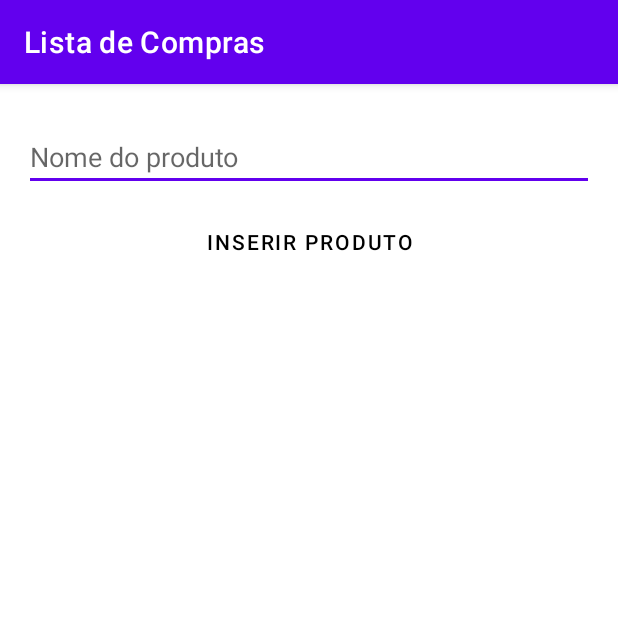
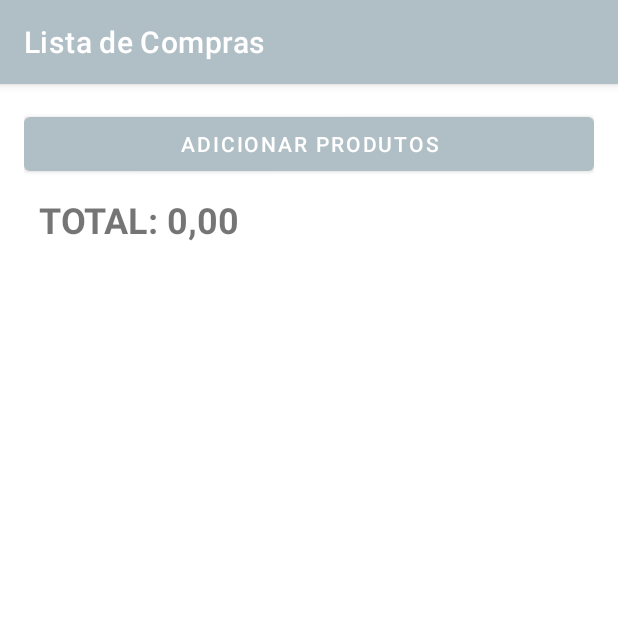
Before and after one commit to ViniBza/EstudosAndroid, an Android app: the screen it shows after launch (MainActivity), on a phone screen of 412 x 824 dp, the top half of it. Run offline under Robolectric (Android 15) with nearby library versions, the phone set to English and light mode, and no system bars.

Commit message:
Atualizando o App Lista de compras

```diff
--- a/Projetos/Livro Kotlin/ListadeCompras/app/src/main/AndroidManifest.xml
+++ b/Projetos/Livro Kotlin/ListadeCompras/app/src/main/AndroidManifest.xml
@@ -9,6 +9,11 @@
         android:roundIcon="@mipmap/ic_launcher_round"
         android:supportsRtl="true"
         android:theme="@style/Theme.ListaDeCompras">
+        <activity android:name=".CadastroActivity">
+            <meta-data
+                android:name="android.support.PARENT_ACTIVITY"
+                android:value=".MainActivity"/>
+        </activity>
         <activity android:name=".MainActivity">
             <intent-filter>
                 <action android:name="android.intent.action.MAIN" />
--- a/Projetos/Livro Kotlin/ListadeCompras/app/src/main/java/livrokotlin/com/listadecompras/MainActivity.kt
+++ b/Projetos/Livro Kotlin/ListadeCompras/app/src/main/java/livrokotlin/com/listadecompras/MainActivity.kt
@@ -1,5 +1,6 @@
 package livrokotlin.com.listadecompras
 
+import android.content.Intent
 import androidx.appcompat.app.AppCompatActivity
 import android.os.Bundle
 import android.view.View
@@ -25,18 +26,14 @@ class MainActivity : AppCompatActivity() {
             true
         }
 
+       add_produtos.setOnClickListener {
+           val intent = Intent(this, CadastroActivity::class.java)
+           startActivity(intent)
 
-        //Inserir produto na lista
-        btn_inserir.setOnClickListener {
-            val produto = edt_produto.text.toString()
-            edt_produto.text.clear()
+       }
 
-            if (produto.isNotEmpty()){
-                produtosAdapter.add( produto )
-            }else {
-                edt_produto.error = "Por favor, digite o produto."
-            }
-        }
+
+
 
        }
 }
--- a/Projetos/Livro Kotlin/ListadeCompras/app/src/main/res/layout/activity_main.xml
+++ b/Projetos/Livro Kotlin/ListadeCompras/app/src/main/res/layout/activity_main.xml
@@ -8,28 +8,30 @@
     android:orientation="vertical"
     android:padding="16dp">
 
-    <EditText
-        android:id="@+id/edt_produto"
+
+    <Button
         android:layout_width="match_parent"
         android:layout_height="wrap_content"
-        android:layout_marginTop="10dp"
-        android:backgroundTint="@color/purple_500"
-        android:hint="Nome do produto" />
+        android:id="@+id/add_produtos"
+        android:text="Adicionar Produtos"
+        />
 
-    <Button
-        android:id="@+id/btn_inserir"
+    <TextView
         android:layout_width="match_parent"
         android:layout_height="wrap_content"
-        android:layout_marginTop="10dp"
-        android:text="Inserir produto"
-        android:textColor="@color/black"
-        style="@style/Widget.MaterialComponents.Button.TextButton"/>
+        android:id="@+id/txt_prod"
+        android:text="TOTAL: 0,00"
+        android:textSize="24sp"
+        android:textStyle="bold"
+        android:padding="10dp"
+        />
 
 
   <ListView
       android:id="@+id/list_view_produtos"
       android:layout_width="match_parent"
       android:layout_height="wrap_content"
-      android:layout_marginTop="10dp"/>
+      android:layout_marginTop="10dp"
+      />
 
 </androidx.appcompat.widget.LinearLayoutCompat>
--- a/Projetos/Livro Kotlin/ListadeCompras/app/src/main/res/values/colors.xml
+++ b/Projetos/Livro Kotlin/ListadeCompras/app/src/main/res/values/colors.xml
@@ -1,8 +1,8 @@
 <?xml version="1.0" encoding="utf-8"?>
 <resources>
     <color name="purple_200">#FFBB86FC</color>
-    <color name="purple_500">#FF6200EE</color>
-    <color name="purple_700">#FF3700B3</color>
+    <color name="clara">#b0bec5</color>
+    <color name="escuro">#808e95</color>
     <color name="teal_200">#FF03DAC5</color>
     <color name="teal_700">#FF018786</color>
     <color name="black">#FF000000</color>
--- a/Projetos/Livro Kotlin/ListadeCompras/app/src/main/res/values/themes.xml
+++ b/Projetos/Livro Kotlin/ListadeCompras/app/src/main/res/values/themes.xml
@@ -2,8 +2,8 @@
     <!-- Base application theme. -->
     <style name="Theme.ListaDeCompras" parent="Theme.MaterialComponents.DayNight.DarkActionBar">
         <!-- Primary brand color. -->
-        <item name="colorPrimary">@color/purple_500</item>
-        <item name="colorPrimaryVariant">@color/purple_700</item>
+        <item name="colorPrimary">@color/clara</item>
+        <item name="colorPrimaryVariant">@color/escuro</item>
         <item name="colorOnPrimary">@color/white</item>
         <!-- Secondary brand color. -->
         <item name="colorSecondary">@color/teal_200</item>
```
Also changed, not shown: Projetos/Livro Kotlin/ListadeCompras/app/src/main/java/livrokotlin/com/listadecompras/CadastroActivity.kt (added, +26 -0 lines), Projetos/Livro Kotlin/ListadeCompras/app/src/main/res/layout/activity_cadastro.xml (added, +73 -0 lines).
